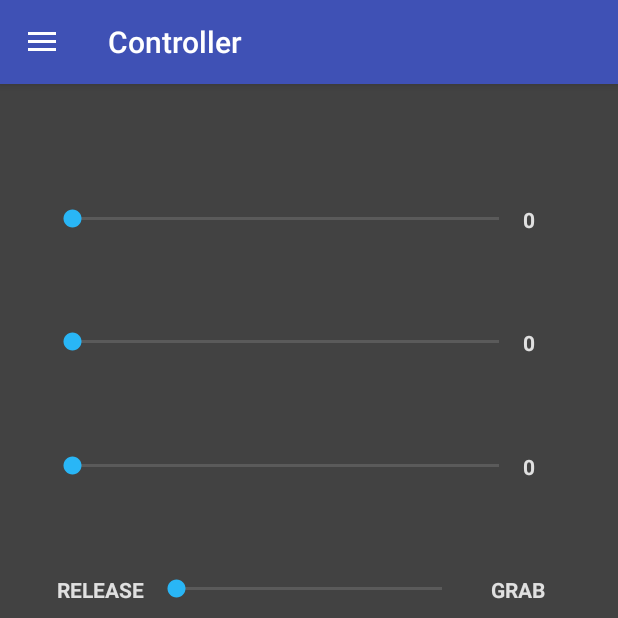
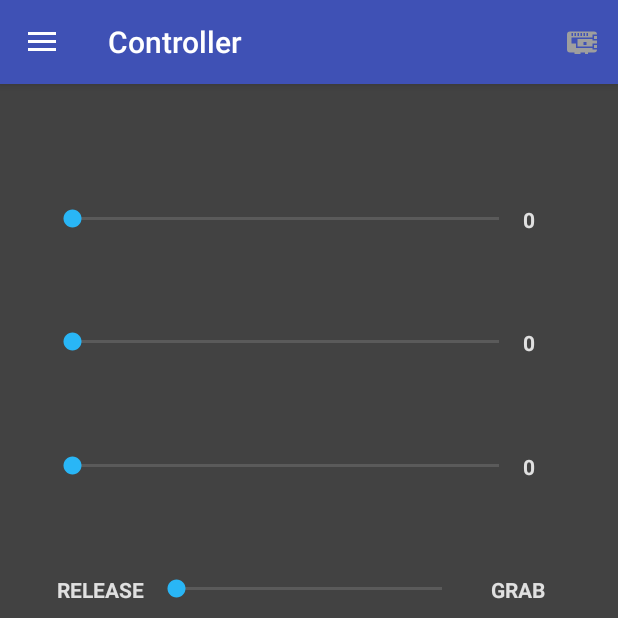
Before and after one commit to AvaPL/ARM, an Android app: the screen it shows after launch (MainActivity), on a phone screen of 412 x 824 dp, the top half of it. Run offline under Robolectric (Android 15) with nearby library versions, the phone set to English and light mode, and no system bars; our stand-ins replace navigation-ui.

Commit message:
Added Raspberry Pi icon in toolbar.

```diff
--- a/ARMController/app/src/main/java/com/pawelcembaluk/armcontroller/MainActivity.java
+++ b/ARMController/app/src/main/java/com/pawelcembaluk/armcontroller/MainActivity.java
@@ -1,9 +1,14 @@
 package com.pawelcembaluk.armcontroller;
 
 import android.content.SharedPreferences;
+import android.graphics.drawable.Drawable;
 import android.os.Bundle;
 import android.util.Log;
+import android.view.Menu;
+import android.view.MenuItem;
+import android.widget.Toast;
 
+import androidx.annotation.NonNull;
 import androidx.appcompat.app.AppCompatActivity;
 import androidx.appcompat.widget.Toolbar;
 import androidx.drawerlayout.widget.DrawerLayout;
@@ -19,8 +24,11 @@ import com.pawelcembaluk.armcontroller.ui.settings.SettingsFragment;
 
 public class MainActivity extends AppCompatActivity implements DrawerEnabler {
 
+    private static final String KEY_IS_CONNECTED = "is_connected";
+
     private AppBarConfiguration mAppBarConfiguration;
     private DrawerLayout mDrawer;
+    private boolean isConnected = false; //TODO: Placeholder, replace with calls to Bluetooth class.
 
     @Override
     protected void onCreate(Bundle savedInstanceState) {
@@ -33,6 +41,7 @@ public class MainActivity extends AppCompatActivity implements DrawerEnabler {
         initializeToolbar();
         initializeNavigation();
         readSettings();
+        loadInstanceState(savedInstanceState);
     }
 
     private void initializeToolbar() {
@@ -54,11 +63,48 @@ public class MainActivity extends AppCompatActivity implements DrawerEnabler {
                 SettingsFragment.KEY_CONTINUOUS_COMMANDS_DELAY, 50)); //TODO: Use this setting.
     }
 
+    private void loadInstanceState(Bundle savedInstanceState) {
+        if (savedInstanceState == null) return;
+        isConnected = savedInstanceState.getBoolean(KEY_IS_CONNECTED);
+    }
+
     @Override
     public boolean onSupportNavigateUp() {
         NavController navController = Navigation.findNavController(this, R.id.nav_host_fragment);
         return NavigationUI.navigateUp(navController, mAppBarConfiguration) ||
                super.onSupportNavigateUp();
+    }
+
+    @Override
+    public boolean onCreateOptionsMenu(Menu menu) {
+        getMenuInflater().inflate(R.menu.activity_main_menu, menu);
+        Drawable raspberryPiIcon = menu.getItem(0).getIcon();
+        setIconColorByConnectionStatus(raspberryPiIcon);
+        return true;
+    }
+
+    private void setIconColorByConnectionStatus(Drawable raspberryPiIcon) {
+        int activeColor = getColor(R.color.colorIcons);
+        int inactiveIconColor = getColor(R.color.colorIconsInactive);
+        raspberryPiIcon.setTint(isConnected ? activeColor : inactiveIconColor);
+    }
+
+    @Override
+    public boolean onOptionsItemSelected(@NonNull MenuItem item) {
+        if (item.getItemId() == R.id.raspberry_pi) {
+            isConnected = !isConnected;
+            Drawable raspberryPiIcon = item.getIcon();
+            setIconColorByConnectionStatus(raspberryPiIcon);
+            String connectionText = isConnected ? "Connected to RPi" : "Disconnected from RPi";
+            Toast.makeText(getApplicationContext(), connectionText, Toast.LENGTH_SHORT).show();
+        }
+        return super.onOptionsItemSelected(item);
+    }
+
+    @Override
+    protected void onSaveInstanceState(@NonNull Bundle outState) {
+        outState.putBoolean(KEY_IS_CONNECTED, isConnected);
+        super.onSaveInstanceState(outState);
     }
 
     @Override
--- /dev/null
+++ b/ARMController/app/src/main/res/drawable/ic_raspberry_pi.xml
@@ -0,0 +1,9 @@
+<vector xmlns:android="http://schemas.android.com/apk/res/android"
+    android:width="24dp"
+    android:height="24dp"
+    android:viewportWidth="24"
+    android:viewportHeight="24">
+  <path
+      android:fillColor="#FF000000"
+      android:pathData="M20,8H22V10H20V8M4,5H20A2,2 0,0 1,22 7H19V9H5V13H8V16H19V17H22A2,2 0,0 1,20 19H16V20H14V19H11V20H7V19H4A2,2 0,0 1,2 17V7A2,2 0,0 1,4 5M19,15H9V10H19V11H22V13H19V15M13,12V14H15V12H13M5,6V8H6V6H5M7,6V8H8V6H7M9,6V8H10V6H9M11,6V8H12V6H11M13,6V8H14V6H13M15,6V8H16V6H15M20,14H22V16H20V14Z"/>
+</vector>
--- a/ARMController/app/src/main/res/layout/fragment_controller.xml
+++ b/ARMController/app/src/main/res/layout/fragment_controller.xml
@@ -1,9 +1,8 @@
 <?xml version="1.0" encoding="utf-8"?>
 <androidx.constraintlayout.widget.ConstraintLayout xmlns:android="http://schemas.android.com/apk/res/android"
-    xmlns:app="http://schemas.android.com/apk/res-auto"
-    xmlns:tools="http://schemas.android.com/tools"
-    android:layout_width="match_parent"
-    android:layout_height="match_parent">
+        xmlns:app="http://schemas.android.com/apk/res-auto"
+        android:layout_width="match_parent"
+        android:layout_height="match_parent">
 
     <ImageButton
         android:id="@+id/button_up"
--- /dev/null
+++ b/ARMController/app/src/main/res/menu/activity_main_menu.xml
@@ -0,0 +1,10 @@
+<?xml version="1.0" encoding="utf-8"?>
+<menu xmlns:android="http://schemas.android.com/apk/res/android"
+        xmlns:app="http://schemas.android.com/apk/res-auto">
+    <item
+            android:id="@+id/raspberry_pi"
+            android:icon="@drawable/ic_raspberry_pi"
+            android:title="@string/title_connect_to_rpi"
+            app:iconTint="@color/colorIcons"
+            app:showAsAction="always" />
+</menu>
--- a/ARMController/app/src/main/res/values/colors.xml
+++ b/ARMController/app/src/main/res/values/colors.xml
@@ -7,4 +7,5 @@
     <color name="colorText">#E0E0E0</color>
     <color name="colorTextSecondary">#9E9E9E</color>
     <color name="colorIcons">#E0E0E0</color>
+    <color name="colorIconsInactive">#9E9E9E</color>
 </resources>
--- a/ARMController/app/src/main/res/values/strings.xml
+++ b/ARMController/app/src/main/res/values/strings.xml
@@ -23,4 +23,5 @@
 
     <string name="text_release">RELEASE</string>
     <string name="text_grab">GRAB</string>
+    <string name="title_connect_to_rpi">Connect to RPi</string>
 </resources>
```
Also changed, not shown: ARMController/app/src/main/res/layout/app_bar_main.xml (indentation only).
